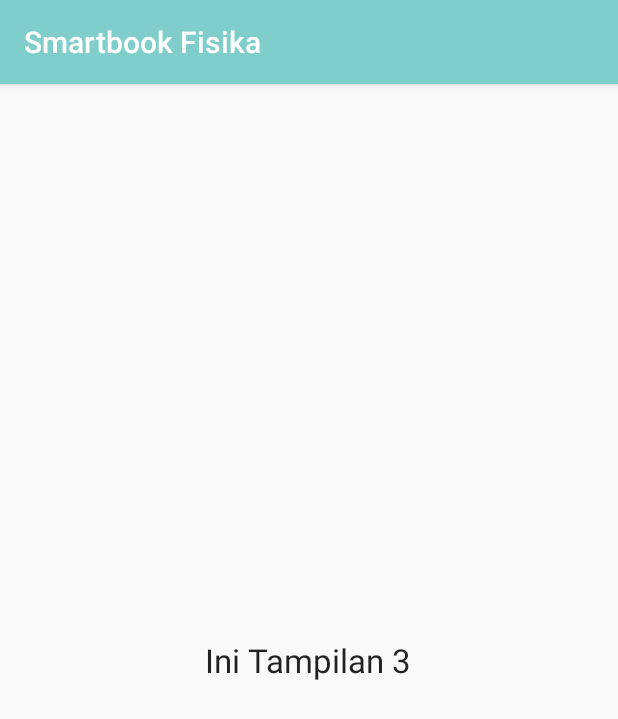
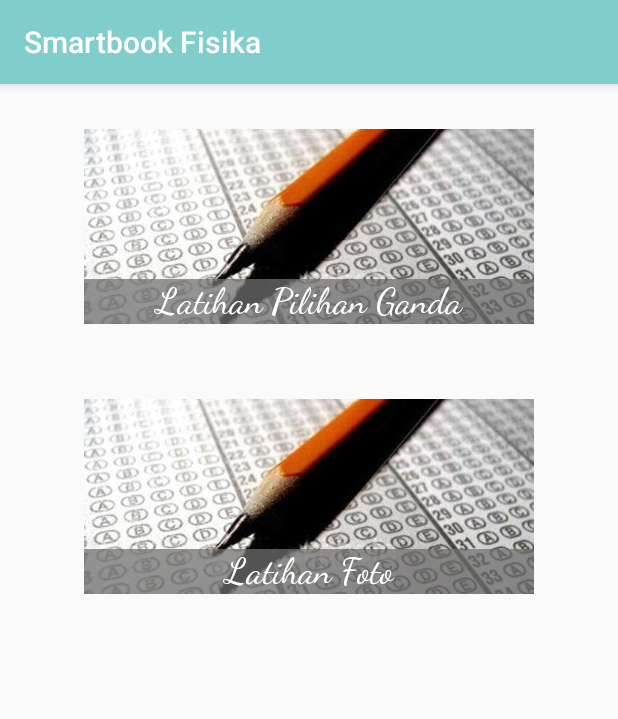
Before and after one commit to galihpw/Smartbook-Fisika, an Android app: the fragment Latihan shown on its own in the app's theme, on a phone screen of 412 x 824 dp. Shown: the top 719 px of the screen. Run offline under Robolectric (Android 15) with nearby library versions, the phone set to English and light mode, and no system bars; our stand-ins replace ButterKnife.

Commit message:
add latihan

```diff
--- a/app/build.gradle
+++ b/app/build.gradle
@@ -40,4 +40,6 @@ dependencies {
 
     compile "com.jakewharton:butterknife:$butterKnifeVersion"
     annotationProcessor "com.jakewharton:butterknife-compiler:$butterKnifeVersion"
+
+    compile 'com.ToxicBakery.viewpager.transforms:view-pager-transforms:1.2.32@aar'
 }
--- a/app/src/main/java/com/galihpw/smartbookfisika/Pager/Latihan.java
+++ b/app/src/main/java/com/galihpw/smartbookfisika/Pager/Latihan.java
@@ -5,14 +5,32 @@ import android.support.v4.app.Fragment;
 import android.view.LayoutInflater;
 import android.view.View;
 import android.view.ViewGroup;
+import android.widget.ImageView;
+import android.widget.RelativeLayout;
 
+import com.bumptech.glide.Glide;
 import com.galihpw.smartbookfisika.R;
+
+import butterknife.BindView;
+import butterknife.ButterKnife;
 
 /**
  * Created by GalihPW on 25/01/2018.
  */
 
 public class Latihan extends Fragment {
+
+    @BindView(R.id.latihanPGImage)
+    ImageView imageLatihanPG;
+
+    @BindView(R.id.latihanPG)
+    RelativeLayout latihanPG;
+
+    @BindView(R.id.latihanFotoImage)
+    ImageView imageLatihanFoto;
+
+    @BindView(R.id.latihanFoto)
+    RelativeLayout latihanFoto;
 
     public View v;
 
@@ -26,6 +44,28 @@ public class Latihan extends Fragment {
     public View onCreateView(LayoutInflater inflater, ViewGroup container, Bundle savedInstanceState) {
         v = inflater.inflate(R.layout.latihan, container, false);
 
+        ButterKnife.bind(this, v);
+
+        Glide.with(getActivity()).load(R.drawable.latihan_soal).into(imageLatihanPG);
+        Glide.with(getActivity()).load(R.drawable.latihan_soal).into(imageLatihanFoto);
+
+        /*latihanSoal.setOnClickListener(new View.OnClickListener() {
+            @Override
+            public void onClick(View view) {
+                Intent intent = new Intent(MenuActivity.this,LatihanPGActivity.class);
+                startActivity(intent);
+                overridePendingTransition(R.anim.slide_in_right,R.anim.slide_out_left);
+            }
+        });*/
+
+       /* materiListrikStatis.setOnClickListener(new View.OnClickListener() {
+            @Override
+            public void onClick(View view) {
+                //Intent intent = new Intent(getActivity(),SubMenuMateri.class);
+                //startActivity(intent);
+                //overridePendingTransition(R.anim.slide_in_right,R.anim.slide_out_left);
+            }
+        });*/
 
         return v;
         //Returning the layout file after inflating
--- a/app/src/main/res/layout/latihan.xml
+++ b/app/src/main/res/layout/latihan.xml
@@ -1,15 +1,74 @@
 <?xml version="1.0" encoding="utf-8"?>
-<RelativeLayout xmlns:android="http://schemas.android.com/apk/res/android"
+<android.support.v4.widget.NestedScrollView xmlns:android="http://schemas.android.com/apk/res/android"
+    xmlns:app="http://schemas.android.com/apk/res-auto"
+    xmlns:tools="http://schemas.android.com/tools"
     android:layout_width="match_parent"
     android:layout_height="match_parent"
-    android:orientation="vertical">
+    android:layout_margin="10dp"
+    app:layout_behavior="@string/appbar_scrolling_view_behavior">
 
-    <TextView
-        android:id="@+id/textView"
-        android:layout_width="wrap_content"
+
+    <LinearLayout
+        android:layout_width="match_parent"
         android:layout_height="wrap_content"
-        android:layout_centerInParent="true"
-        android:text="Ini Tampilan 3"
-        android:textAppearance="?android:attr/textAppearanceLarge"/>
+        android:gravity="center"
+        android:orientation="vertical"
+        android:paddingBottom="20dp"
+        android:paddingTop="20dp">
 
-</RelativeLayout>
+        <RelativeLayout
+            android:id="@+id/latihanPG"
+            android:layout_width="300dp"
+            android:layout_height="130dp"
+            android:layout_marginBottom="50dp">
+
+            <ImageView
+                android:id="@+id/latihanPGImage"
+                android:layout_width="match_parent"
+                android:layout_height="match_parent"
+                android:scaleType="centerCrop" />
+
+            <TextView
+                android:id="@+id/textView6"
+                android:layout_width="match_parent"
+                android:layout_height="wrap_content"
+                android:layout_alignParentBottom="true"
+                android:layout_centerHorizontal="true"
+                android:background="@color/bgButton"
+                android:fontFamily="cursive"
+                android:text="Latihan Pilihan Ganda"
+                android:textAlignment="center"
+                android:textColor="@android:color/white"
+                android:textSize="24sp" />
+
+        </RelativeLayout>
+
+        <RelativeLayout
+            android:id="@+id/latihanFoto"
+            android:layout_width="300dp"
+            android:layout_height="130dp"
+            android:layout_marginBottom="50dp">
+
+            <ImageView
+                android:id="@+id/latihanFotoImage"
+                android:layout_width="match_parent"
+                android:layout_height="match_parent"
+                android:scaleType="centerCrop" />
+
+            <TextView
+                android:id="@+id/textView4"
+                android:layout_width="match_parent"
+                android:layout_height="wrap_content"
+                android:layout_alignParentBottom="true"
+                android:layout_centerHorizontal="true"
+                android:background="@color/bgButton"
+                android:fontFamily="cursive"
+                android:text="Latihan Foto"
+                android:textAlignment="center"
+                android:textColor="@android:color/white"
+                android:textSize="24sp" />
+
+        </RelativeLayout>
+
+    </LinearLayout>
+</android.support.v4.widget.NestedScrollView>
```
